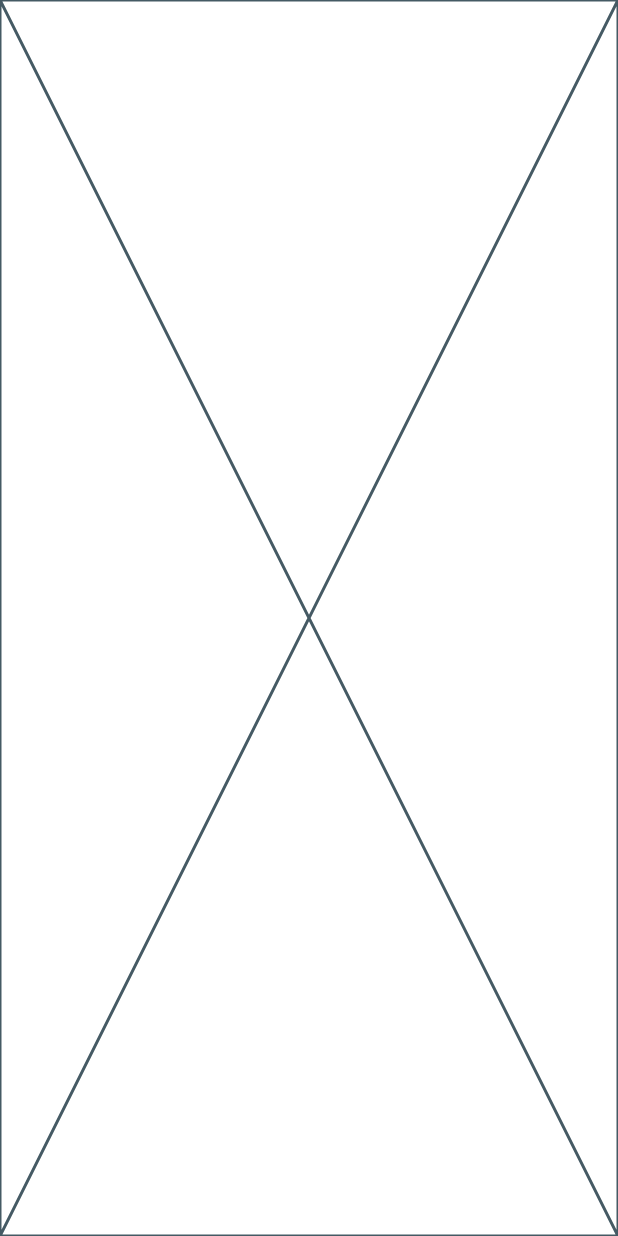
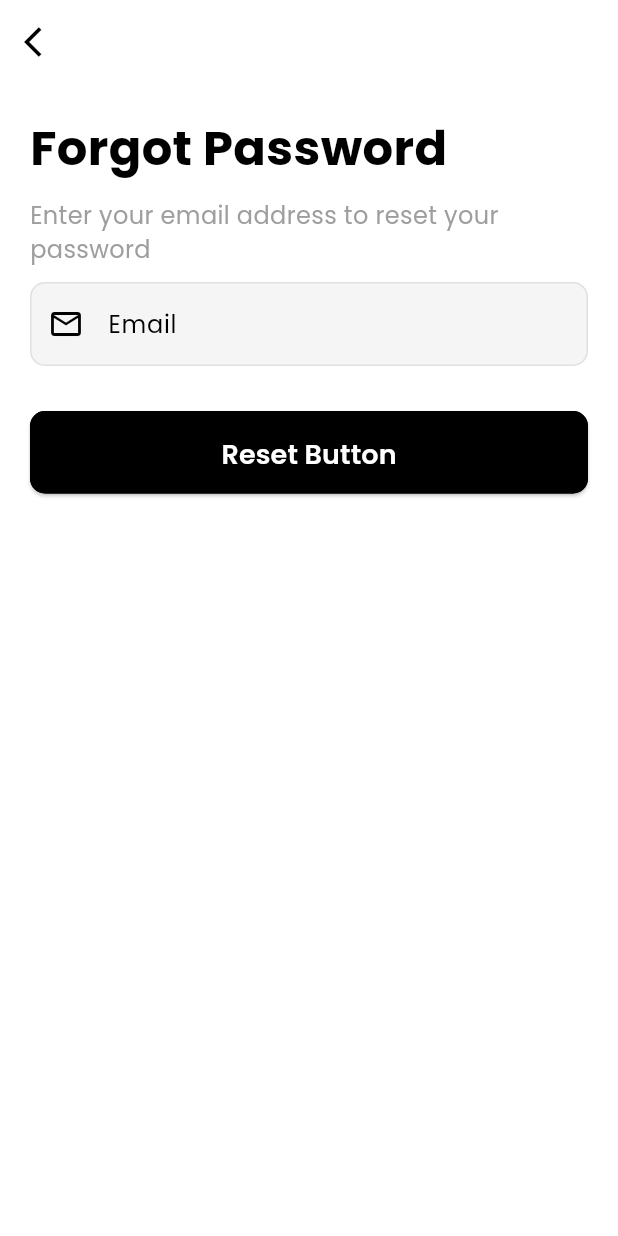
Before and after one commit to Shadrach01/e_learinig_app, a Flutter app: the screen it shows after launch, after a tap on "Skip", after a tap on "Forgot Pasword?", on a phone screen of 412 x 824 dp. Run offline on Flutter 3.47's test engine with Material 3 defaults, Android fonts, the phone set to English and light mode, and no system bars; our stand-ins replace bloc, equatable, flutter_bloc, get, get_storage, google_fonts and 1 more.

Commit message:
forgot password screen ui

```diff
--- a/lib/views/auth/forgot_password_screen.dart
+++ b/lib/views/auth/forgot_password_screen.dart
@@ -1,10 +1,140 @@
+import 'package:e_learning_app/core/utils/validators.dart';
+import 'package:e_learning_app/widgets/common/custom_button.dart';
+import 'package:e_learning_app/widgets/common/custom_textfield.dart';
 import 'package:flutter/material.dart';
+import 'package:get/get.dart';
 
-class ForgotPasswordScreen extends StatelessWidget {
+class ForgotPasswordScreen extends StatefulWidget {
   const ForgotPasswordScreen({super.key});
 
   @override
+  State<ForgotPasswordScreen> createState() =>
+      _ForgotPasswordScreenState();
+}
+
+class _ForgotPasswordScreenState
+    extends State<ForgotPasswordScreen> {
+  final _formKey = GlobalKey<FormState>();
+  final _emailController = TextEditingController();
+
+  @override
+  void dispose() {
+    _emailController.dispose();
+    super.dispose();
+  }
+
+  void _handleResetPassword() {
+    if (_formKey.currentState!.validate()) {
+      // show success dialog
+      Get.dialog(
+        AlertDialog(
+          shape: RoundedRectangleBorder(
+            borderRadius: BorderRadius.circular(20),
+          ),
+          content: Column(
+            mainAxisSize: MainAxisSize.min,
+            children: [
+              const Icon(
+                Icons.mark_email_read_outlined,
+                size: 60,
+                color: Colors.green,
+              ),
+
+              const SizedBox(height: 20),
+
+              const Text(
+                'Check your email',
+                style: TextStyle(
+                  fontSize: 24,
+                  fontWeight: FontWeight.bold,
+                ),
+              ),
+
+              const SizedBox(height: 10),
+
+              const Text(
+                'We have sent passwordreovery instructions to your email',
+                textAlign: TextAlign.center,
+                style: TextStyle(color: Colors.grey),
+              ),
+
+              const SizedBox(height: 20),
+
+              CustomButton(
+                text: 'OK',
+                onPressed: () => Get.back(),
+                height: 55,
+              ),
+            ],
+          ),
+        ),
+      );
+    }
+  }
+
+  @override
   Widget build(BuildContext context) {
-    return const Placeholder();
+    return Scaffold(
+      backgroundColor: Colors.white,
+      appBar: AppBar(
+        backgroundColor: Colors.transparent,
+        elevation: 0,
+        leading: IconButton(
+          onPressed: () => Get.back(),
+          icon: const Icon(
+            Icons.arrow_back_ios,
+            color: Colors.black,
+          ),
+        ),
+      ),
+
+      body: Padding(
+        padding: EdgeInsets.all(20),
+        child: Column(
+          crossAxisAlignment: CrossAxisAlignment.start,
+          children: [
+            Text(
+              'Forgot Password',
+              style: TextStyle(
+                fontSize: 32,
+                fontWeight: FontWeight.bold,
+              ),
+            ),
+
+            SizedBox(height: 10),
+
+            Text(
+              'Enter your email address to reset your password',
+              style: TextStyle(
+                fontSize: 16,
+                color: Colors.grey,
+              ),
+            ),
+
+            SizedBox(height: 10),
+
+            // email field
+            Form(
+              key: _formKey,
+              child: CustomTextfield(
+                label: 'Email',
+                prefixIcon: Icons.email_outlined,
+                controller: _emailController,
+                keyboardType: TextInputType.emailAddress,
+                validator: FormValidator.validateEmail,
+              ),
+            ),
+
+            SizedBox(height: 30),
+
+            // reset button
+            CustomButton(
+              text: 'Reset Button',
+              onPressed: _handleResetPassword,
+            ),
+          ],
+        ),
+      ),
+    );
   }
 }
--- a/lib/views/auth/login_screen.dart
+++ b/lib/views/auth/login_screen.dart
@@ -95,6 +95,7 @@ class _LoginScreenState extends State<LoginScreen> {
                   const SizedBox(height: 20),
 
                   Form(
+                    key: _formKey,
                     child: Column(
                       children: [
                         // Email textfield
--- a/lib/views/auth/register_screen.dart
+++ b/lib/views/auth/register_screen.dart
@@ -128,6 +128,8 @@ class _RegisterScreenState extends State<RegisterScreen> {
                           label: 'Email',
                           prefixIcon: Icons.mail_outline,
                           controller: _emailController,
+                          keyboardType:
+                              TextInputType.emailAddress,
                           validator:
                               FormValidator.validateEmail,
                         ),
--- a/lib/widgets/common/custom_textfield.dart
+++ b/lib/widgets/common/custom_textfield.dart
@@ -63,7 +63,11 @@ class _CustomTextfieldState extends State<CustomTextfield> {
             : null,
         suffixIcon: widget.obscureText
             ? IconButton(
-                onPressed: () {},
+                onPressed: () {
+                  setState(() {
+                    _obscureText = !_obscureText;
+                  });
+                },
                 icon: Icon(
                   _obscureText
                       ? Icons.visibility_outlined
```
